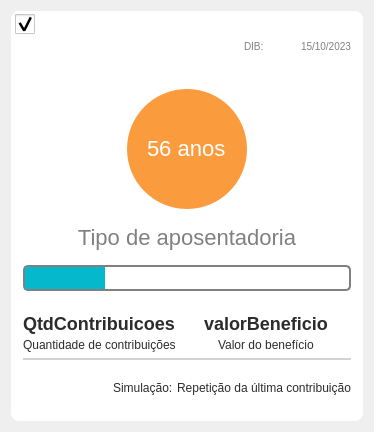
Old version of the form Design/UI/wdgCardAposentadoria.ui in the repository newprev/PrevCliente.
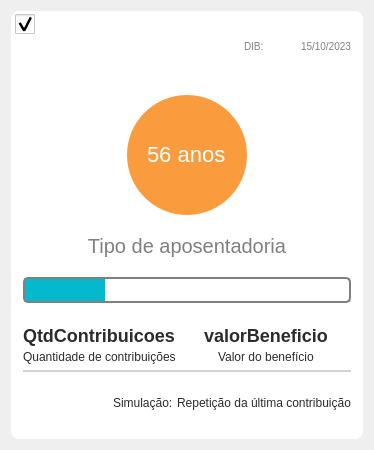
New version of the form. Icons and pictures are not drawn.

Patch:
```diff
--- a/Design/UI/wdgCardAposentadoria.ui
+++ b/Design/UI/wdgCardAposentadoria.ui
@@ -7,7 +7,7 @@
     <x>0</x>
     <y>0</y>
     <width>374</width>
-    <height>432</height>
+    <height>450</height>
    </rect>
   </property>
   <property name="sizePolicy">
@@ -19,7 +19,7 @@
   <property name="maximumSize">
    <size>
     <width>380</width>
-    <height>450</height>
+    <height>16777215</height>
    </size>
   </property>
   <property name="windowTitle">
@@ -63,7 +63,7 @@
 
 #lbTipoApos {
 	font-family: &quot;TeX Gyre Adventor&quot;;
-	font-size: 22px;
+	font-size: 20px;
 
 	color: grey;
 }
@@ -291,11 +291,23 @@
         </layout>
        </widget>
       </item>
-      <item row="3" column="0" colspan="3" alignment="Qt::AlignHCenter">
+      <item row="3" column="0" colspan="3">
        <widget class="QLabel" name="lbTipoApos">
+        <property name="sizePolicy">
+         <sizepolicy hsizetype="MinimumExpanding" vsizetype="Minimum">
+          <horstretch>0</horstretch>
+          <verstretch>0</verstretch>
+         </sizepolicy>
+        </property>
         <property name="text">
          <string>Tipo de aposentadoria</string>
         </property>
+        <property name="textFormat">
+         <enum>Qt::AutoText</enum>
+        </property>
+        <property name="scaledContents">
+         <bool>false</bool>
+        </property>
         <property name="alignment">
          <set>Qt::AlignCenter</set>
         </property>
```
Left out of the diff: 3 changed lines with no effect on the pictures.
